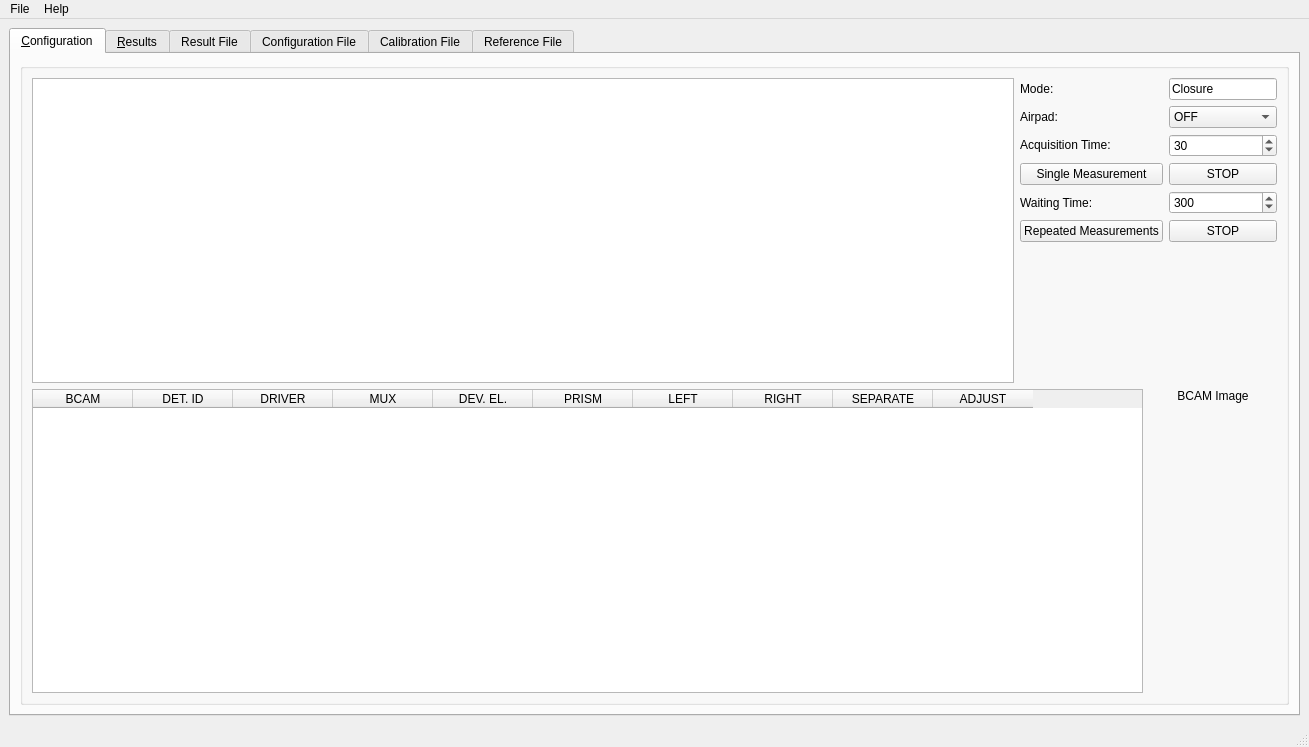
Qt form ADEPO/client/client.ui (CERN/atlas-adepo) before a commit.
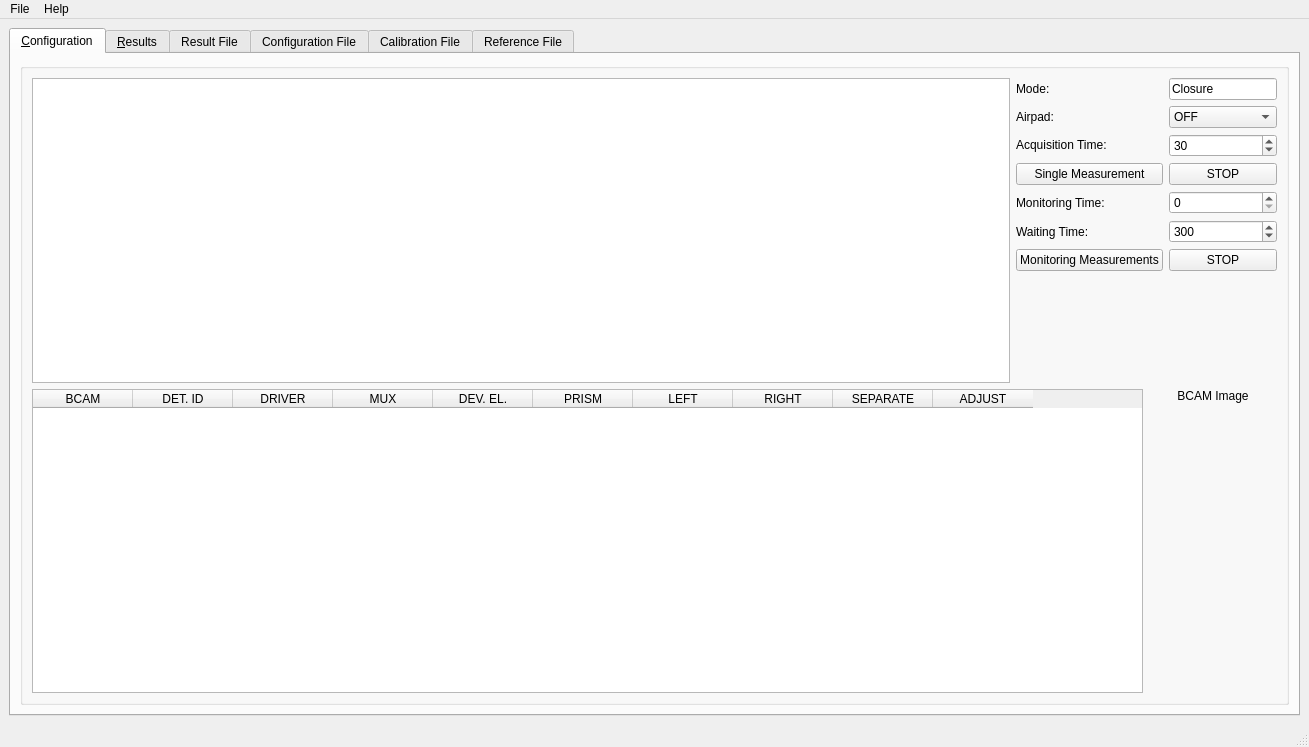
The same form after that commit. Icons and pictures are not drawn.

```diff
--- a/ADEPO/client/client.ui
+++ b/ADEPO/client/client.ui
@@ -164,36 +164,8 @@
                </item>
                <item>
                 <layout class="QGridLayout" name="gridLayout">
-                 <item row="1" column="1">
-                  <widget class="QComboBox" name="airpadBox">
-                   <item>
-                    <property name="text">
-                     <string>OFF</string>
-                    </property>
-                   </item>
-                   <item>
-                    <property name="text">
-                     <string>ON</string>
-                    </property>
-                   </item>
-                  </widget>
-                 </item>
-                 <item row="6" column="1">
-                  <widget class="QPushButton" name="stopButton">
-                   <property name="text">
-                    <string>STOP</string>
-                   </property>
-                  </widget>
-                 </item>
-                 <item row="4" column="0">
-                  <widget class="QPushButton" name="Boutton_lancer">
-                   <property name="text">
-                    <string>Single Measurement</string>
-                   </property>
-                  </widget>
-                 </item>
                  <item row="2" column="1">
-                  <widget class="QSpinBox" name="timeBox">
+                  <widget class="QSpinBox" name="singleShotTime">
                    <property name="accelerated">
                     <bool>true</bool>
                    </property>
@@ -208,7 +180,33 @@
                    </property>
                   </widget>
                  </item>
-                 <item row="7" column="0">
+                 <item row="1" column="0">
+                  <widget class="QLabel" name="airpadLabel">
+                   <property name="text">
+                    <string>Airpad:</string>
+                   </property>
+                   <property name="textFormat">
+                    <enum>Qt::RichText</enum>
+                   </property>
+                   <property name="scaledContents">
+                    <bool>false</bool>
+                   </property>
+                   <property name="buddy">
+                    <cstring>airpad</cstring>
+                   </property>
+                  </widget>
+                 </item>
+                 <item row="0" column="0">
+                  <widget class="QLabel" name="modeLabel">
+                   <property name="text">
+                    <string>Mode:</string>
+                   </property>
+                   <property name="textFormat">
+                    <enum>Qt::RichText</enum>
+                   </property>
+                  </widget>
+                 </item>
+                 <item row="8" column="0">
                   <spacer name="verticalSpacer">
                    <property name="orientation">
                     <enum>Qt::Vertical</enum>
@@ -221,67 +219,62 @@
                    </property>
                   </spacer>
                  </item>
+                 <item row="1" column="1">
+                  <widget class="QComboBox" name="airpad">
+                   <item>
+                    <property name="text">
+                     <string>OFF</string>
+                    </property>
+                   </item>
+                   <item>
+                    <property name="text">
+                     <string>ON</string>
+                    </property>
+                   </item>
+                  </widget>
+                 </item>
                  <item row="4" column="1">
-                  <widget class="QPushButton" name="boutton_arreter">
+                  <widget class="QPushButton" name="singleShotStop">
                    <property name="text">
                     <string>STOP</string>
                    </property>
                   </widget>
                  </item>
-                 <item row="0" column="0">
-                  <widget class="QLabel" name="textEdit_mode">
-                   <property name="text">
-                    <string>Mode:</string>
-                   </property>
-                   <property name="textFormat">
-                    <enum>Qt::RichText</enum>
-                   </property>
-                  </widget>
-                 </item>
-                 <item row="2" column="0">
-                  <widget class="QLabel" name="textEdit_function_mode">
-                   <property name="text">
-                    <string>Acquisition Time:</string>
-                   </property>
-                   <property name="textFormat">
-                    <enum>Qt::RichText</enum>
-                   </property>
-                   <property name="buddy">
-                    <cstring>timeBox</cstring>
-                   </property>
-                  </widget>
-                 </item>
                  <item row="6" column="0">
-                  <widget class="QPushButton" name="repeatButton">
-                   <property name="text">
-                    <string>Repeated Measurements</string>
-                   </property>
-                  </widget>
-                 </item>
-                 <item row="1" column="0">
-                  <widget class="QLabel" name="textEdit_airpad">
-                   <property name="text">
-                    <string>Airpad:</string>
-                   </property>
-                   <property name="textFormat">
-                    <enum>Qt::RichText</enum>
-                   </property>
-                   <property name="scaledContents">
-                    <bool>false</bool>
-                   </property>
-                   <property name="buddy">
-                    <cstring>airpadBox</cstring>
-                   </property>
-                  </widget>
-                 </item>
-                 <item row="5" column="0">
                   <widget class="QLabel" name="waitingTimeLabel">
                    <property name="text">
                     <string>Waiting Time:</string>
                    </property>
                   </widget>
                  </item>
-                 <item row="5" column="1">
+                 <item row="2" column="0">
+                  <widget class="QLabel" name="singleShotTimeLabel">
+                   <property name="text">
+                    <string>Acquisition Time:</string>
+                   </property>
+                   <property name="textFormat">
+                    <enum>Qt::RichText</enum>
+                   </property>
+                   <property name="buddy">
+                    <cstring>singleShotTime</cstring>
+                   </property>
+                  </widget>
+                 </item>
+                 <item row="4" column="0">
+                  <widget class="QPushButton" name="singleShot">
+                   <property name="text">
+                    <string>Single Measurement</string>
+                   </property>
+                  </widget>
+                 </item>
+                 <item row="7" column="1">
+                  <widget class="QPushButton" name="monitoringStop">
+                   <property name="text">
+                    <string>STOP</string>
+                   </property>
+                  </widget>
+                 </item>
+                 <item row="6" column="1">
                   <widget class="QSpinBox" name="waitingTime">
                    <property name="minimum">
                     <number>60</number>
@@ -297,13 +290,30 @@
                    </property>
                   </widget>
                  </item>
+                 <item row="7" column="0">
+                  <widget class="QPushButton" name="monitoring">
+                   <property name="text">
+                    <string>Monitoring Measurements</string>
+                   </property>
+                  </widget>
+                 </item>
                  <item row="0" column="1">
-                  <widget class="QLineEdit" name="modeBox">
+                  <widget class="QLineEdit" name="mode">
                    <property name="text">
                     <string>Closure</string>
                    </property>
                   </widget>
                  </item>
+                 <item row="5" column="1">
+                  <widget class="QSpinBox" name="monitoringTime"/>
+                 </item>
+                 <item row="5" column="0">
+                  <widget class="QLabel" name="monitoringTimeLabel">
+                   <property name="text">
+                    <string>Monitoring Time:</string>
+                   </property>
+                  </widget>
+                 </item>
                 </layout>
                </item>
               </layout>
```
